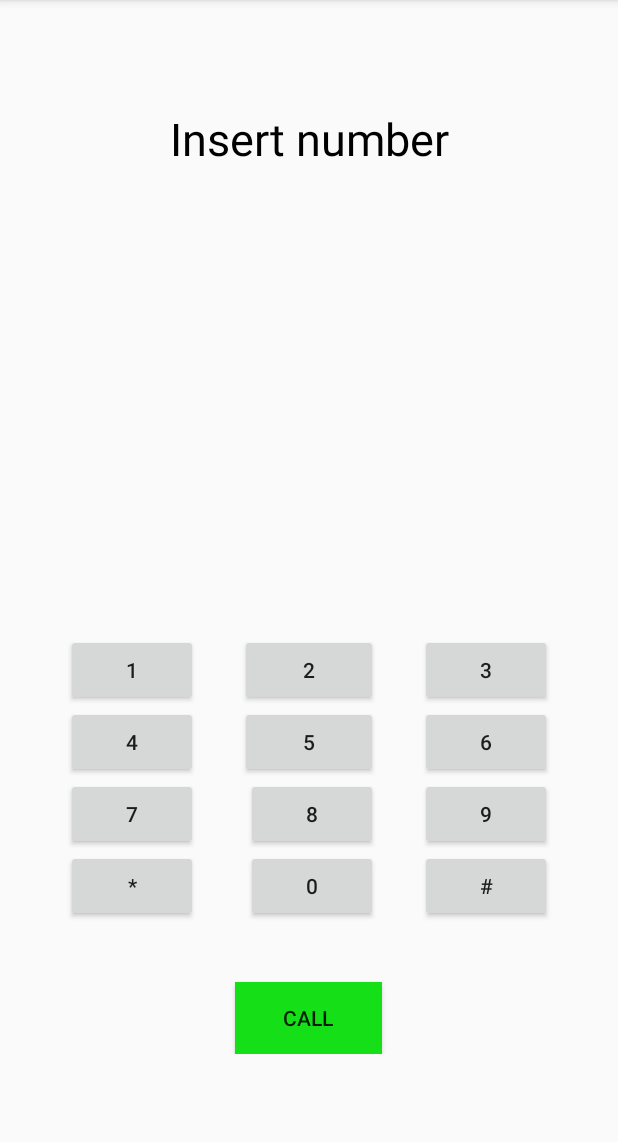
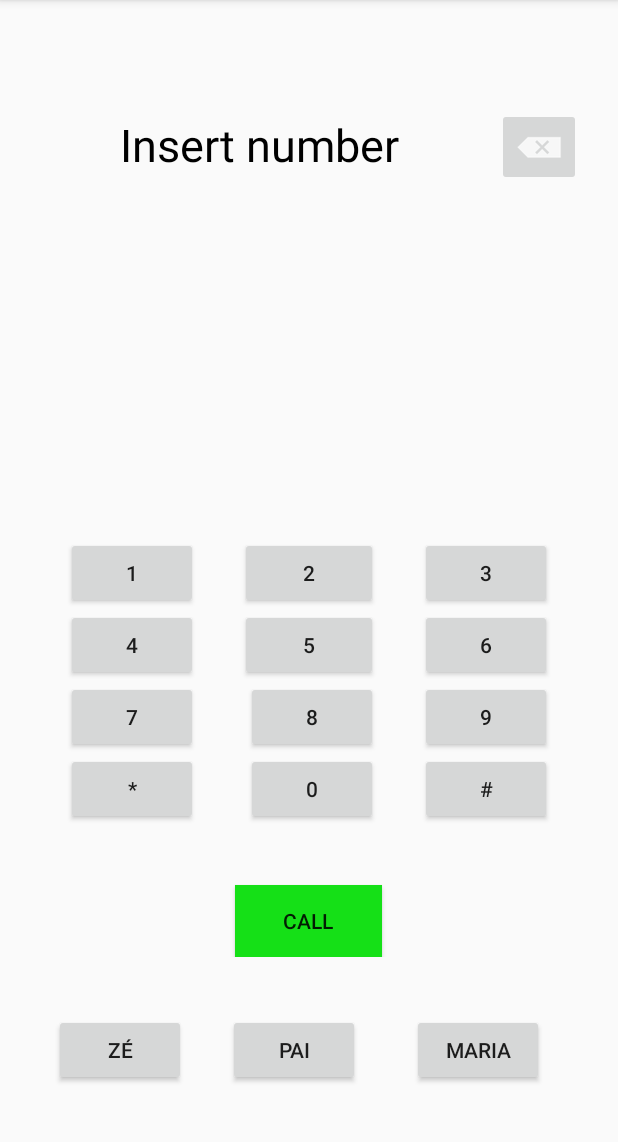
Before and after one commit to tiagofeitor/CM-19-20-HW-85134, an Android app: the screen it shows after launch (MainActivity), on a phone screen of 412 x 824 dp, the part 84-1226 px from its top. Run offline under Robolectric (Android 15) with nearby library versions, the phone set to English and light mode, and no system bars.

Commit message:
HW 1 done

```diff
--- a/HW1/CMHM1/app/src/main/AndroidManifest.xml
+++ b/HW1/CMHM1/app/src/main/AndroidManifest.xml
@@ -20,6 +20,7 @@
                 <category android:name="android.intent.category.LAUNCHER" />
             </intent-filter>
         </activity>
+        <activity  android:label="@string/app_name" android:name=".ConfigDial"></activity>
     </application>
 
 </manifest>
--- a/HW1/CMHM1/app/src/main/java/com/example/cm_hm1/MainActivity.java
+++ b/HW1/CMHM1/app/src/main/java/com/example/cm_hm1/MainActivity.java
@@ -1,10 +1,10 @@
 package com.example.cm_hm1;
 
+
+import com.example.cm_hm1.ConfigDial;
 import android.content.Intent;
 import android.net.Uri;
 import android.os.Bundle;
-
-import com.google.android.material.snackbar.Snackbar;
 
 import androidx.appcompat.app.AppCompatActivity;
 import androidx.appcompat.widget.Toolbar;
@@ -12,21 +12,103 @@ import androidx.appcompat.widget.Toolbar;
 import android.view.View;
 import android.view.Menu;
 import android.view.MenuItem;
+import android.widget.Button;
 import android.widget.TextView;
 
 public class MainActivity extends AppCompatActivity {
     String callNum;
+    String dialNumber1, dialNumber2, dialNumber3, dialName1, dialName2, dialName3;
+
     TextView numberView;
+
     @Override
-    protected void onCreate(Bundle savedInstanceState) {
+    protected void onCreate(final Bundle savedInstanceState) {
+
         super.onCreate(savedInstanceState);
         setContentView(R.layout.activity_main);
         Toolbar toolbar = findViewById(R.id.toolbar);
         setSupportActionBar(toolbar);
+        dialNumber1 = "123456789";
+        dialNumber2 = "987654321";
+        dialNumber3 = "1238789654";
+         dialName1 = "ZÉ" ;
+         dialName2 = "PAI";
+         dialName3="MARIA";
 
         callNum="";
 
+        Intent current = getIntent();
+        String configName = current.getStringExtra("name");
+        String configId = current.getStringExtra("id");
+        String configNumber = current.getStringExtra("number");
+        if(configId!=null) {
+            if (configId.contains("1")) {
+
+                dialName1 = configName;
+                dialNumber1 = configNumber;
+            }
+            if (configId.contains("2")) {
+                dialName2 = configName;
+                dialNumber2 = configNumber;
+            }
+            if (configId.contains("3")) {
+                dialName3 = configName;
+                dialNumber3 = configNumber;
+            }
+        }
+        Button dial1 = findViewById(R.id.dial1);
+        dial1.setText(dialName1);
+
+        Button dial2 = findViewById(R.id.dial2);
+        dial2.setText(dialName2);
+
+        Button dial3 = findViewById(R.id.dial3);
+        dial3.setText(dialName3);
+
+        setOnClickListeners();
+
         numberView = findViewById(R.id.textNum);
+
+        findViewById(R.id.dial1).setOnLongClickListener(new View.OnLongClickListener(){
+            @Override
+            public boolean onLongClick(View view) {
+                Intent intent = new Intent(MainActivity.this, ConfigDial.class );
+                intent.putExtra("id", "1");
+                intent.putExtra("name" , dialName1);
+                intent.putExtra("number" , dialNumber1);
+                MainActivity.this.startActivity(intent);
+                return true;
+            }
+        });
+        findViewById(R.id.dial2).setOnLongClickListener(new View.OnLongClickListener(){
+            @Override
+            public boolean onLongClick(View view) {
+                Intent intent = new Intent(MainActivity.this, ConfigDial.class );
+                intent.putExtra("id", "2");
+                intent.putExtra("name" , dialName2);
+                intent.putExtra("number" , dialNumber2);
+                MainActivity.this.startActivity(intent);
+
+                return true;
+            }
+        });
+        findViewById(R.id.dial3).setOnLongClickListener(new View.OnLongClickListener(){
+            @Override
+            public boolean onLongClick(View view) {
+                Intent intent = new Intent(MainActivity.this, ConfigDial.class );
+                intent.putExtra("id", "3");
+
+                intent.putExtra("name" , dialName3);
+                intent.putExtra("number" , dialNumber3);
+                MainActivity.this.startActivity(intent);
+
+                return true;
+            }
+        });
+
+    }
+
+    public void setOnClickListeners() {
 
         findViewById(R.id.button0).setOnClickListener(new View.OnClickListener(){
             @Override
@@ -119,10 +201,59 @@ public class MainActivity extends AppCompatActivity {
                 dialPhoneNumber(callNum);
             }
         });
+        findViewById(R.id.buttonDelete).setOnClickListener(new View.OnClickListener(){
+            @Override
+            public void onClick(View view) {
+                if(callNum=="") return;
+                if (callNum.length() == 1)
+                    callNum = "";
+                else
+                    callNum = callNum.substring(0, callNum.length() - 1);
+
+                updateNumber();
+
+            }
+        });
+        findViewById(R.id.buttonDelete).setOnLongClickListener(new View.OnLongClickListener(){
+            @Override
+            public boolean onLongClick(View view) {
+                callNum = "";
+                updateNumber();
+                return true;
+            }
+        });
+
+        findViewById(R.id.dial1).setOnClickListener(new View.OnClickListener(){
+            @Override
+            public void onClick(View view) {
+                callNum = dialNumber1;
+                updateNumber();
+            }
+        });
+
+        findViewById(R.id.dial2).setOnClickListener(new View.OnClickListener(){
+            @Override
+            public void onClick(View view) {
+                callNum = dialNumber2;
+                updateNumber();
+            }
+        });
+
+        findViewById(R.id.dial3).setOnClickListener(new View.OnClickListener(){
+            @Override
+            public void onClick(View view) {
+                callNum = dialNumber3;
+                updateNumber();
+            }
+        });
+
+
+
     }
 
     public void updateNumber(){
-        if(numberView!=null){
+
+        if(numberView!=null ){
             numberView.setText(callNum);
         }
     }
--- a/HW1/CMHM1/app/src/main/res/layout/content_main.xml
+++ b/HW1/CMHM1/app/src/main/res/layout/content_main.xml
@@ -17,7 +17,7 @@
         android:layout_height="wrap_content"
         android:layout_centerInParent="true"
         android:layout_centerHorizontal="true"
-        android:layout_marginBottom="65dp"
+        android:layout_marginBottom="130dp"
         app:layout_constraintBottom_toBottomOf="parent"
         app:layout_constraintEnd_toEndOf="parent"
         app:layout_constraintStart_toStartOf="parent">
@@ -208,9 +208,9 @@
 
     <TextView
         android:id="@+id/textNum"
-        android:layout_width="wrap_content"
-        android:layout_height="wrap_content"
-        android:layout_marginTop="72dp"
+        android:layout_width="346dp"
+        android:layout_height="39dp"
+        android:layout_marginTop="76dp"
         android:background="@android:color/transparent"
         android:editable="false"
         android:ems="10"
@@ -218,9 +218,47 @@
         android:textAlignment="center"
         android:textColor="@android:color/black"
         android:textSize="30sp"
-        app:layout_constraintEnd_toEndOf="parent"
         app:layout_constraintStart_toStartOf="parent"
         app:layout_constraintTop_toTopOf="parent" />
 
+    <ImageButton
+        android:id="@+id/buttonDelete"
+        android:layout_width="wrap_content"
+        android:layout_height="wrap_content"
+        android:layout_marginTop="72dp"
+        android:layout_marginEnd="40dp"
+        app:layout_constraintEnd_toEndOf="parent"
+        app:layout_constraintStart_toEndOf="@+id/textNum"
+        app:layout_constraintTop_toTopOf="parent"
+        app:srcCompat="@android:drawable/ic_input_delete" />
+
+    <Button
+        android:id="@+id/dial1"
+        android:layout_width="wrap_content"
+        android:layout_height="wrap_content"
+        android:layout_marginStart="36dp"
+        android:layout_marginBottom="44dp"
+        app:layout_constraintBottom_toBottomOf="parent"
+        app:layout_constraintStart_toStartOf="parent" />
+
+    <Button
+        android:id="@+id/dial2"
+        android:layout_width="wrap_content"
+        android:layout_height="wrap_content"
+        android:layout_marginStart="28dp"
+        android:layout_marginBottom="44dp"
+        app:layout_constraintBottom_toBottomOf="parent"
+        app:layout_constraintStart_toEndOf="@+id/dial1" />
+
+    <Button
+        android:id="@+id/dial3"
+        android:layout_width="wrap_content"
+        android:layout_height="wrap_content"
+        android:layout_marginBottom="44dp"
+        app:layout_constraintBottom_toBottomOf="parent"
+        app:layout_constraintEnd_toEndOf="parent"
+        app:layout_constraintHorizontal_bias="0.413"
+        app:layout_constraintStart_toEndOf="@+id/dial2" />
+
 
 </androidx.constraintlayout.widget.ConstraintLayout>
```
Also changed, not shown: HW1/CMHM1/app/src/main/java/com/example/cm_hm1/ConfigDial.java (added, +75 -0 lines), HW1/CMHM1/app/src/main/res/layout/config_dial.xml (added, +84 -0 lines).
